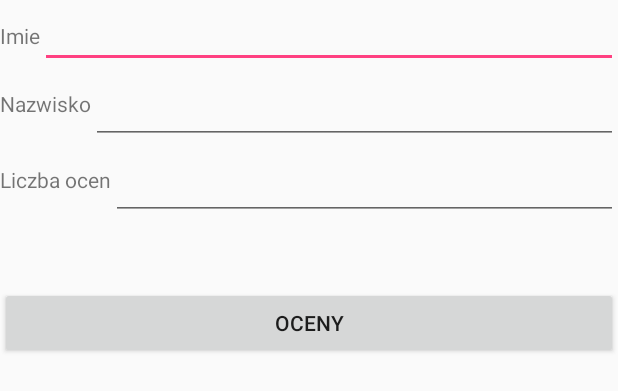
After one commit to Igorurievich/Android, an Android app: the layout my_activity.xml on its own in the app's theme, with its tools: preview values and no code run, on a phone screen of 412 x 824 dp. The commit adds this screen. Shown: the top 391 px of the screen. Run offline under Robolectric (Android 15) with nearby library versions, the phone set to English and light mode, and no system bars.

Commit message:
Third commit

```diff
--- /dev/null
+++ b/Lab1/app/src/main/res/layout/my_activity.xml
@@ -0,0 +1,69 @@
+<?xml version="1.0" encoding="utf-8"?>
+<LinearLayout xmlns:android="http://schemas.android.com/apk/res/android"
+    android:orientation="vertical"
+    android:layout_width="match_parent"
+    android:layout_height="match_parent">
+
+    <LinearLayout
+        android:orientation="horizontal"
+        android:layout_width="fill_parent"
+        android:layout_height="wrap_content" android:layout_gravity="center">
+        <TextView
+            android:layout_width="wrap_content"
+            android:layout_height="wrap_content"
+            android:text="@string/lb_imie"
+            android:id="@+id/ite_ocena" />
+        <EditText
+            android:layout_width="match_parent"
+            android:layout_height="wrap_content"
+            android:id="@+id/etImie"/>
+    </LinearLayout>
+    <LinearLayout
+        android:orientation="horizontal"
+        android:layout_width="fill_parent"
+        android:layout_height="wrap_content" android:layout_gravity="center">
+        <TextView
+            android:layout_width="wrap_content"
+            android:layout_height="wrap_content"
+            android:text="@string/lb_nazwisko"
+            android:id="@+id/tvNazw" android:layout_below="@+id/etImie" android:layout_alignBaseline="@+id/etNazw"/>
+        <EditText
+            android:layout_width="match_parent"
+            android:layout_height="wrap_content"
+            android:id="@+id/etNazw"
+            android:layout_marginTop="@dimen/input_margins"/>
+    </LinearLayout>
+    <LinearLayout
+        android:orientation="horizontal"
+        android:layout_width="fill_parent"
+        android:layout_height="wrap_content" android:layout_gravity="center">
+        <TextView
+            android:layout_width="wrap_content"
+            android:layout_height="wrap_content"
+            android:text="@string/liczba"
+            android:id="@+id/tvOcena"/>
+        <EditText
+            android:layout_width="match_parent"
+            android:layout_height="wrap_content"
+            android:id="@+id/etLiczba" android:layout_below="@+id/etNazw"
+            android:layout_marginTop="@dimen/input_margins"/>
+    </LinearLayout>
+    <TextView
+        android:layout_width="wrap_content"
+        android:layout_height="wrap_content"
+        android:text="@string/srednia_label"
+        android:id="@+id/textView2" android:visibility="gone"/>
+    <TextView
+        android:layout_width="wrap_content"
+        android:layout_height="wrap_content"
+        android:id="@+id/srednia_result"
+        android:layout_below="@+id/etLiczba"
+        android:layout_marginLeft="10dp"/>
+    <Button
+        android:layout_width="match_parent"
+        android:layout_height="wrap_content"
+        android:text="@string/btn_oceny"
+        android:id="@+id/button" android:visibility="visible"
+        android:layout_marginTop="25dp"/>
+
+</LinearLayout>
--- a/Lab1/app/src/main/res/values/dimens.xml
+++ b/Lab1/app/src/main/res/values/dimens.xml
@@ -3,4 +3,5 @@
     <dimen name="activity_horizontal_margin">16dp</dimen>
     <dimen name="activity_vertical_margin">16dp</dimen>
     <dimen name="fab_margin">16dp</dimen>
+    <dimen name="input_margins">5dp</dimen>
 </resources>
--- a/Lab1/app/src/main/res/values/strings.xml
+++ b/Lab1/app/src/main/res/values/strings.xml
@@ -5,4 +5,12 @@
     <string name="oceny">Liczba ocen: </string>
     <string name="ocenyBtn">Oceny</string>
     <string name="title_activity_second_activity">second_activity</string>
+    <string name="liczba_ocen_button">Gotowe</string>
+    <string name="super_text">Super</string>
+    <string name="fail_text">Tym razem mi nie poszło</string>
+    <string name="btn_oceny">Oceny</string>
+    <string name="srednia_label">Srednia ocena</string>
+    <string name="liczba">Liczba ocen</string>
+    <string name="lb_nazwisko">Nazwisko</string>
+    <string name="lb_imie">Imie</string>
 </resources>
```
Also changed, not shown: Lab1/app/src/main/AndroidManifest.xml (+2 -11 lines), Lab1/app/src/main/java/com/example/igor/myfirstapp/ListaOcen.java (added, +68 -0 lines), Lab1/app/src/main/java/com/example/igor/myfirstapp/MainActivity.java (deleted, +0 -42 lines), Lab1/app/src/main/java/com/example/igor/myfirstapp/MarkActivity.java (deleted, +0 -24 lines), Lab1/app/src/main/java/com/example/igor/myfirstapp/ModelOceny.java (added, +29 -0 lines), Lab1/app/src/main/java/com/example/igor/myfirstapp/MyActivity.java (added, +168 -0 lines), Lab1/app/src/main/java/com/example/igor/myfirstapp/OcenyAdapter.java (added, +103 -0 lines), Lab1/app/src/main/res/layout/activity_main.xml (deleted, +0 -83 lines), Lab1/app/src/main/res/layout/activity_mark.xml (deleted, +0 -20 lines), Lab1/app/src/main/res/layout/content_second_activity.xml (deleted, +0 -15 lines), Lab1/app/src/main/res/layout/list_item_ocen.xml (added, +39 -0 lines), Lab1/app/src/main/res/layout/lista_ocen.xml (added, +17 -0 lines), Lab1/app/src/main/res/layout/second_activity.xml (deleted, +0 -34 lines), 2 other files.
